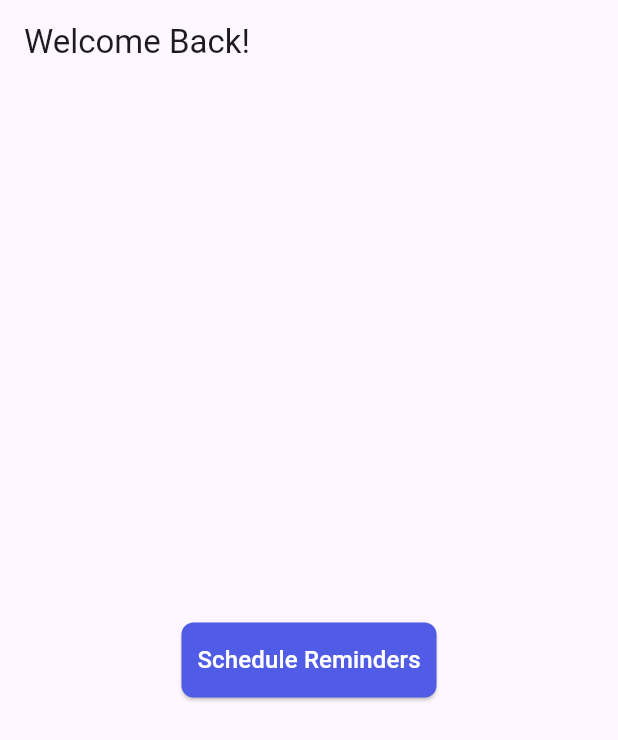
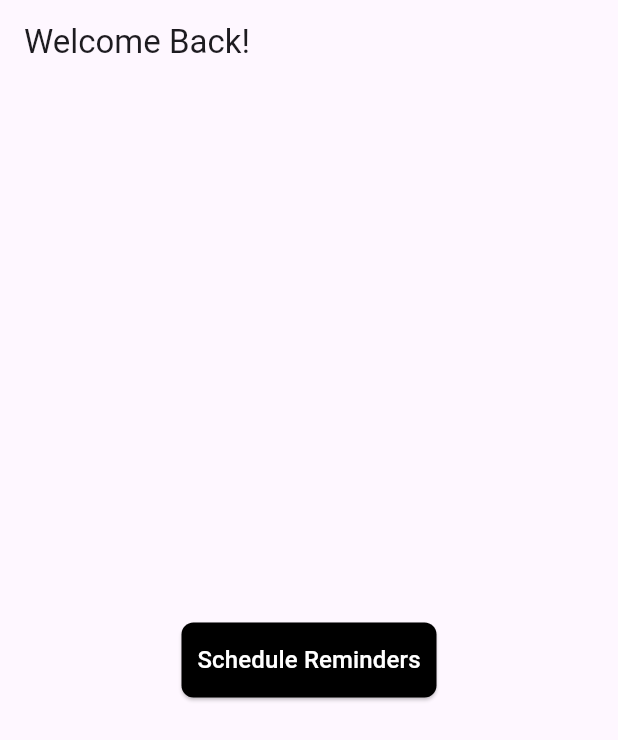
Before and after one commit to kxnalpk/hydrate, a Flutter app: the screen it shows after launch, after a tap on "Next", after a tap on "Skip", after a tap on "Schedule Reminders", on a phone screen of 412 x 824 dp. Shown: the top 740 px of the screen. Run offline on Flutter 3.47's test engine with Material 3 defaults, Android fonts, the phone set to English and light mode, and no system bars; our stand-ins replace flutter_local_notifications, shared_preferences.

Commit message:
New Icons, Name & Colors

```diff
--- a/lib/home.dart
+++ b/lib/home.dart
@@ -1,4 +1,4 @@
-import 'package:e/notifications/notifs.dart';
+import 'package:hydrate/notifications/notifs.dart';
 import 'package:flutter/material.dart';
 
 class MainApp extends StatefulWidget {
@@ -33,7 +33,7 @@ ElevatedButton(
     notificationServices.sendNotification('It\'s time to drink water!', 'Reminder Number: 2');
     },
   style: ElevatedButton.styleFrom(
-    backgroundColor: const Color.fromRGBO(80, 91, 230, 1),
+    backgroundColor: Colors.black,
     foregroundColor: Colors.white,
     shape: RoundedRectangleBorder(
       borderRadius: BorderRadius.circular(8),
--- a/lib/main.dart
+++ b/lib/main.dart
@@ -1,5 +1,5 @@
-import 'package:e/home.dart';
-import 'package:e/onboarding/onboarding.dart';
+import 'package:hydrate/home.dart';
+import 'package:hydrate/onboarding/onboarding.dart';
 import 'package:flutter/material.dart';
 import 'package:flutter/services.dart';
 import 'package:shared_preferences/shared_preferences.dart';
--- a/lib/notifications/notifs.dart
+++ b/lib/notifications/notifs.dart
@@ -1,4 +1,3 @@
-import 'dart:async';
 import 'package:flutter_local_notifications/flutter_local_notifications.dart';
 
 class NotificationServices {
@@ -18,7 +17,7 @@ class NotificationServices {
 
   void sendNotification(String title, String body) async {
     AndroidNotificationDetails androidNotificationDetails =
-        const AndroidNotificationDetails(
+        AndroidNotificationDetails(
       'channelId',
       'channelName',
       importance: Importance.max,
@@ -29,20 +28,7 @@ class NotificationServices {
       android: androidNotificationDetails,
     );
 
-    await _flutterLocalNotificationsPlugin.show(
-      0,
-      title,
-      body,
-      notificationDetails,
-    );
-
-    Timer.periodic(const Duration(hours: 1), (Timer timer) async {
-      await _flutterLocalNotificationsPlugin.show(
-        timer.tick,
-        title,
-        body,
-        notificationDetails,
-      );
-    });
+    await _flutterLocalNotificationsPlugin.periodicallyShow(
+        0, title, body, RepeatInterval.everyMinute, notificationDetails);
   }
 }
--- a/lib/onboarding/onboarding.dart
+++ b/lib/onboarding/onboarding.dart
@@ -1,6 +1,6 @@
 // ignore_for_file: library_private_types_in_public_api
 
-import 'package:e/home.dart';
+import 'package:hydrate/home.dart';
 import 'package:flutter/material.dart';
 import 'package:shared_preferences/shared_preferences.dart';
 
@@ -36,12 +36,12 @@ class _OnBoardState extends State<OnBoarding> {
       paragraph:
           "Don't worry. you are at the right place! Myself Kunal and have created this application to remind you (and myself) to drink water!",
       background: Colors.white,
-      button: const Color.fromRGBO(80, 91, 230, 1),
+      button: Colors.black,
     ),
     OnboardingPages(
       heading: "You are almost done!",
       paragraph: "Great! We have configured the application for you! We'll send you a notification when it's the time to drink water!",
-      background: const Color.fromRGBO(80, 91, 230, 1),
+      background: Colors.black,
       button: Colors.white,
     ),
   ];
@@ -71,11 +71,11 @@ class _OnBoardState extends State<OnBoarding> {
     return Scaffold(
       backgroundColor: currentIndex % 2 == 0
           ? Colors.white
-          : const Color.fromRGBO(80, 91, 230, 1),
+          : Colors.black,
       appBar: AppBar(
         backgroundColor: currentIndex % 2 == 0
             ? Colors.white
-            : const Color.fromRGBO(80, 91, 230, 1),
+            : Colors.black,
         elevation: 0.0,
         actions: [
           TextButton(
@@ -163,7 +163,7 @@ class _OnBoardState extends State<OnBoarding> {
                         horizontal: 160.0, vertical: 10),
                     decoration: BoxDecoration(
                       color: index % 2 == 0
-                          ? const Color.fromRGBO(80, 91, 230, 1)
+                          ? Colors.black
                           : Colors.white,
                       borderRadius: BorderRadius.circular(8),
                     ),
@@ -176,7 +176,7 @@ class _OnBoardState extends State<OnBoarding> {
                             fontSize: 16.0,
                             color: index % 2 == 0
                                 ? Colors.white
-                                : const Color.fromRGBO(80, 91, 230, 1),
+                                : Colors.black,
                           ),
                         ),
                       ],
```
Also changed, not shown: pubspec.yaml (+8 -2 lines), assets/icon.png (added), pubspec.lock, 29 other files.
